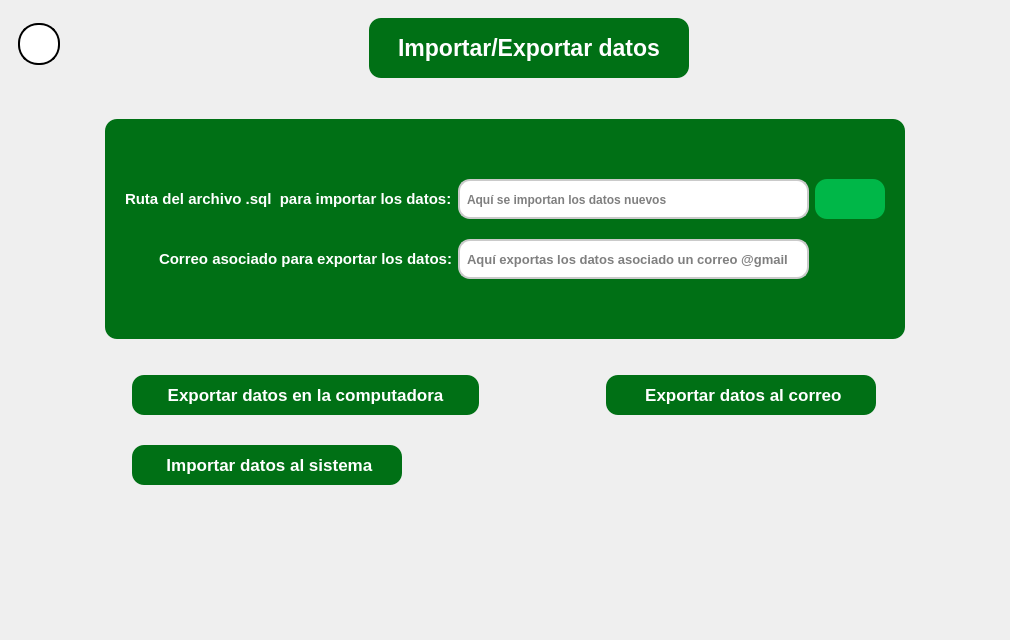
Above: recursos_graficos_y_logicos/elementos_graficos_ui/pantalla_admin_crear_respaldo.ui from Enmanuel-86/TELA-APP before the change. Below: the same form after it.
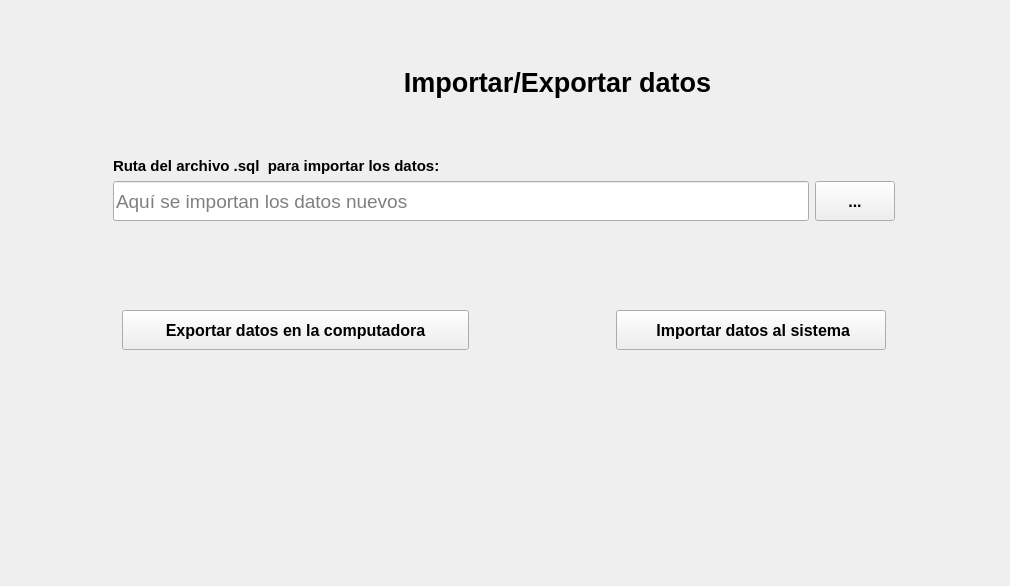
That is the form after the change. Icons and pictures are not drawn.

Commit message: Pantallas preparadas para tomar el estilo segun la hoja seleecionada

Patch:
```diff
--- a/recursos_graficos_y_logicos/elementos_graficos_ui/pantalla_admin_crear_respaldo.ui
+++ b/recursos_graficos_y_logicos/elementos_graficos_ui/pantalla_admin_crear_respaldo.ui
@@ -7,12 +7,15 @@
     <x>0</x>
     <y>0</y>
     <width>1010</width>
-    <height>640</height>
+    <height>586</height>
    </rect>
   </property>
   <property name="windowTitle">
    <string>Form</string>
   </property>
+  <property name="styleSheet">
+   <string notr="true"/>
+  </property>
   <layout class="QVBoxLayout" name="verticalLayout">
    <property name="spacing">
     <number>0</number>
@@ -43,7 +46,7 @@
         <x>0</x>
         <y>0</y>
         <width>1010</width>
-        <height>640</height>
+        <height>586</height>
        </rect>
       </property>
       <layout class="QVBoxLayout" name="verticalLayout_2">
@@ -65,12 +68,7 @@
        <item>
         <widget class="QFrame" name="espacio_principal">
          <property name="styleSheet">
-          <string notr="true">
-    background: qlineargradient(
-        x1:0, y1:0, x2:1, y2:1,
-        stop:0 #3fea87, stop:1 #00770e)
-   
-</string>
+          <string notr="true"/>
          </property>
          <property name="frameShape">
           <enum>QFrame::NoFrame</enum>
@@ -78,75 +76,94 @@
          <property name="frameShadow">
           <enum>QFrame::Raised</enum>
          </property>
-         <layout class="QVBoxLayout" name="verticalLayout_4">
-          <property name="spacing">
-           <number>40</number>
-          </property>
-          <item>
-           <widget class="QFrame" name="espacio_superior">
-            <property name="maximumSize">
-             <size>
-              <width>16777215</width>
-              <height>70</height>
-             </size>
-            </property>
-            <property name="styleSheet">
-             <string notr="true">background:transparent;</string>
+         <property name="tipo" stdset="0">
+          <string>espacio_principal</string>
             </property>
             <layout class="QHBoxLayout" name="horizontalLayout">
-             <item alignment="Qt::AlignLeft">
-              <widget class="QPushButton" name="boton_de_regreso">
-               <property name="sizePolicy">
-                <sizepolicy hsizetype="Minimum" vsizetype="Fixed">
-                 <horstretch>0</horstretch>
-                 <verstretch>0</verstretch>
-                </sizepolicy>
-               </property>
+          <item alignment="Qt::AlignHCenter|Qt::AlignTop">
+           <widget class="QFrame" name="espacio_superior">
                <property name="minimumSize">
                 <size>
-                 <width>42</width>
-                 <height>42</height>
+              <width>819</width>
+              <height>370</height>
                 </size>
                </property>
                <property name="maximumSize">
                 <size>
-                 <width>42</width>
-                 <height>42</height>
-                </size>
-               </property>
-               <property name="cursor">
-                <cursorShape>PointingHandCursor</cursorShape>
-               </property>
+              <width>819</width>
+              <height>370</height>
+             </size>
+            </property>
+            <property name="styleSheet">
+             <string notr="true"/>
+            </property>
+            <layout class="QVBoxLayout" name="verticalLayout_4">
+             <property name="spacing">
+              <number>0</number>
+             </property>
+             <item>
+              <widget class="QFrame" name="frame">
+               <property name="minimumSize">
+                <size>
+                 <width>795</width>
+                 <height>130</height>
+                </size>
+               </property>
+               <property name="maximumSize">
+                <size>
+                 <width>800</width>
+                 <height>130</height>
+                </size>
+               </property>
                <property name="styleSheet">
-                <string notr="true">QPushButton{
-
-	background-color: rgb(255, 255, 255);
-	border-radius: 20px ;
-	border:2px solid;
-
-}
-
-QPushButton:hover{
-
-	background-color: rgb(199, 199, 199)
+                <string notr="true">QFrame{
+	border-bottom-left-radius:0px;
+	border-bottom-right-radius:0px
 }</string>
                </property>
+               <property name="tipo" stdset="0">
+                <string>espacio_titulo_form</string>
+               </property>
+               <layout class="QHBoxLayout" name="horizontalLayout_3">
+                <item>
+                 <spacer name="horizontalSpacer_2">
+                  <property name="orientation">
+                   <enum>Qt::Horizontal</enum>
+                  </property>
+                  <property name="sizeHint" stdset="0">
+                   <size>
+                    <width>40</width>
+                    <height>20</height>
+                   </size>
+                  </property>
+                 </spacer>
+                </item>
+                <item>
+                 <widget class="QLabel" name="label">
+                  <property name="minimumSize">
+                   <size>
+                    <width>101</width>
+                    <height>91</height>
+                   </size>
+                  </property>
+                  <property name="maximumSize">
+                   <size>
+                    <width>101</width>
+                    <height>91</height>
+                   </size>
+                  </property>
                <property name="text">
                 <string/>
                </property>
-               <property name="icon">
-                <iconset>
-                 <normaloff>../recursos_de_imagenes/iconos_de_interfaz/flecha_izquierda_2.png</normaloff>../recursos_de_imagenes/iconos_de_interfaz/flecha_izquierda_2.png</iconset>
-               </property>
-               <property name="iconSize">
-                <size>
-                 <width>30</width>
-                 <height>30</height>
-                </size>
+                  <property name="pixmap">
+                   <pixmap resource="../recursos_de_imagenes/recursos_de_imagenes_tela_app.qrc">:/iconos/iconos_de_interfaz/copia-de-seguridad-de-archivos.png</pixmap>
+                  </property>
+                  <property name="scaledContents">
+                   <bool>true</bool>
                </property>
               </widget>
              </item>
-             <item alignment="Qt::AlignHCenter">
+                <item>
               <widget class="QLabel" name="label_crear_respaldo">
                <property name="sizePolicy">
                 <sizepolicy hsizetype="Preferred" vsizetype="Preferred">
@@ -156,32 +173,29 @@
                </property>
                <property name="minimumSize">
                 <size>
-                 <width>320</width>
-                 <height>60</height>
+                    <width>351</width>
+                    <height>51</height>
                 </size>
                </property>
                <property name="maximumSize">
                 <size>
-                 <width>320</width>
-                 <height>60</height>
+                    <width>351</width>
+                    <height>51</height>
                 </size>
                </property>
                <property name="font">
                 <font>
-                 <family>Arial</family>
-                 <pointsize>17</pointsize>
+                    <family>Segoe UI</family>
+                    <pointsize>20</pointsize>
                  <weight>75</weight>
+                    <italic>false</italic>
                  <bold>true</bold>
                  <kerning>true</kerning>
                 </font>
                </property>
                <property name="styleSheet">
                 <string notr="true">QLabel{
-	
-	background-color: rgb(0, 112, 21);
-	color: rgb(255, 255, 255);
-	border-radius:12px;
-
+	font-size:20pt;
 }</string>
                </property>
                <property name="text">
@@ -190,51 +204,28 @@
                <property name="alignment">
                 <set>Qt::AlignCenter</set>
                </property>
-              </widget>
-             </item>
+                  <property name="tipo" stdset="0">
+                   <string>titulo_form</string>
+                  </property>
+                 </widget>
+                </item>
+                <item>
+                 <spacer name="horizontalSpacer_3">
+                  <property name="orientation">
+                   <enum>Qt::Horizontal</enum>
+                  </property>
+                  <property name="sizeHint" stdset="0">
+                   <size>
+                    <width>40</width>
+                    <height>20</height>
+                   </size>
+                  </property>
+                 </spacer>
+                </item>
             </layout>
            </widget>
           </item>
-          <item alignment="Qt::AlignHCenter">
-           <widget class="QFrame" name="espacio_central">
-            <property name="minimumSize">
-             <size>
-              <width>0</width>
-              <height>0</height>
-             </size>
-            </property>
-            <property name="maximumSize">
-             <size>
-              <width>900</width>
-              <height>16777215</height>
-             </size>
-            </property>
-            <property name="styleSheet">
-             <string notr="true">background:transparent;</string>
-            </property>
-            <property name="frameShape">
-             <enum>QFrame::NoFrame</enum>
-            </property>
-            <property name="frameShadow">
-             <enum>QFrame::Raised</enum>
-            </property>
-            <layout class="QVBoxLayout" name="verticalLayout_5">
-             <property name="spacing">
-              <number>0</number>
-             </property>
-             <property name="leftMargin">
-              <number>0</number>
-             </property>
-             <property name="topMargin">
-              <number>0</number>
-             </property>
-             <property name="rightMargin">
-              <number>0</number>
-             </property>
-             <property name="bottomMargin">
-              <number>0</number>
-             </property>
-             <item alignment="Qt::AlignHCenter|Qt::AlignTop">
+             <item>
               <widget class="QFrame" name="espacio_requerimientos">
                <property name="minimumSize">
                 <size>
@@ -242,12 +233,16 @@
                  <height>220</height>
                 </size>
                </property>
+               <property name="maximumSize">
+                <size>
+                 <width>800</width>
+                 <height>220</height>
+                </size>
+               </property>
                <property name="styleSheet">
                 <string notr="true">QFrame{
-
-	background-color: rgb(0, 112, 21);
-	border-radius:12px;
-
+	border-top-left-radius:0px;
+	border-top-right-radius:0px
 }</string>
                </property>
                <property name="frameShape">
@@ -256,165 +251,66 @@
                <property name="frameShadow">
                 <enum>QFrame::Raised</enum>
                </property>
+               <property name="tipo" stdset="0">
+                <string>espacio_form</string>
+               </property>
                <layout class="QVBoxLayout" name="verticalLayout_3">
-                <property name="leftMargin">
-                 <number>20</number>
-                </property>
-                <property name="topMargin">
-                 <number>20</number>
-                </property>
-                <property name="rightMargin">
-                 <number>20</number>
-                </property>
-                <property name="bottomMargin">
-                 <number>20</number>
-                </property>
                 <item>
                  <layout class="QGridLayout" name="gridLayout">
-                  <property name="verticalSpacing">
-                   <number>20</number>
-                  </property>
-                  <item row="1" column="1">
-                   <widget class="QLineEdit" name="input_correo">
-                    <property name="minimumSize">
-                     <size>
-                      <width>0</width>
-                      <height>40</height>
-                     </size>
-                    </property>
-                    <property name="font">
-                     <font>
-                      <family>Arial</family>
-                      <pointsize>10</pointsize>
-                      <weight>75</weight>
-                      <bold>true</bold>
-                     </font>
-                    </property>
-                    <property name="styleSheet">
-                     <string notr="true">QLineEdit{
-	
-	background-color: rgb(255, 255, 255);
-	border-radius:12px;
-	padding-left: 5px;
- padding-right:5px;
-	padding-top:1px;
-
-	border: 2px solid rgb(202, 202, 202);
-	
-}
-
-QLineEdit:focus{
-
-	border: 2px solid rgb(17, 192, 255)
-
-
-
-}
-</string>
-                    </property>
-                    <property name="readOnly">
-                     <bool>false</bool>
-                    </property>
-                    <property name="placeholderText">
-                     <string>Aquí exportas los datos asociado un correo @gmail</string>
-                    </property>
-                   </widget>
-                  </item>
-                  <item row="0" column="1">
-                   <widget class="QLineEdit" name="label_importar_datos">
-                    <property name="minimumSize">
-                     <size>
-                      <width>0</width>
-                      <height>40</height>
-                     </size>
-                    </property>
-                    <property name="font">
-                     <font>
-                      <family>Arial</family>
-                      <pointsize>9</pointsize>
-                      <weight>75</weight>
-                      <italic>false</italic>
-                      <bold>true</bold>
-                     </font>
-                    </property>
-                    <property name="styleSheet">
-                     <string notr="true">QLineEdit{
-	
-	background-color: rgb(255, 255, 255);
-	border-radius:12px;
-	padding-left: 5px;
- padding-right:5px;
-	padding-top:1px;
-
-	border: 2px solid rgb(202, 202, 202);
-	
-}
-
-QLineEdit:focus{
-
-	border: 2px solid rgb(17, 192, 255)
-
-
-
-}
-</string>
-                    </property>
-                    <property name="text">
-                     <string/>
-                    </property>
-                    <property name="readOnly">
-                     <bool>true</bool>
-                    </property>
-                    <property name="placeholderText">
-                     <string>Aquí se importan los datos nuevos</string>
-                    </property>
-                   </widget>
-                  </item>
-                  <item row="0" column="0" alignment="Qt::AlignRight">
+                  <item row="0" column="0">
                    <widget class="QLabel" name="label_titulo_importar">
                     <property name="font">
                      <font>
-                      <family>Arial</family>
+                      <family>Segoe UI</family>
                       <pointsize>11</pointsize>
                       <weight>75</weight>
+                      <italic>false</italic>
                       <bold>true</bold>
                      </font>
                     </property>
                     <property name="styleSheet">
-                     <string notr="true">QLabel{
-
-		color: rgb(255, 255, 255);
-
-}</string>
+                     <string notr="true"/>
                     </property>
                     <property name="text">
                      <string>Ruta del archivo .sql  para importar los datos:</string>
                     </property>
+                    <property name="tipo" stdset="0">
+                     <string>titulo_qlineedit</string>
+                    </property>
                    </widget>
                   </item>
-                  <item row="1" column="0" alignment="Qt::AlignRight">
-                   <widget class="QLabel" name="label_correo_asociado">
+                  <item row="1" column="0">
+                   <widget class="QLineEdit" name="label_importar_datos">
+                    <property name="minimumSize">
+                     <size>
+                      <width>0</width>
+                      <height>40</height>
+                     </size>
+                    </property>
                     <property name="font">
                      <font>
-                      <family>Arial</family>
-                      <pointsize>11</pointsize>
-                      <weight>75</weight>
-                      <bold>true</bold>
+                      <family>Segoe UI</family>
+                      <pointsize>14</pointsize>
+                      <weight>50</weight>
+                      <italic>false</italic>
+                      <bold>false</bold>
                      </font>
                     </property>
                     <property name="styleSheet">
-                     <string notr="true">QLabel{
-
-		color: rgb(255, 255, 255);
-
-}</string>
+                     <string notr="true"/>
                     </property>
                     <property name="text">
-                     <string>Correo asociado para exportar los datos:</string>
+                     <string/>
+                    </property>
+                    <property name="readOnly">
+                     <bool>true</bool>
+                    </property>
+                    <property name="placeholderText">
+                     <string>Aquí se importan los datos nuevos</string>
                     </property>
                    </widget>
                   </item>
-                  <item row="0" column="2">
+                  <item row="1" column="1">
                    <widget class="QPushButton" name="boton_ruta_importar">
                     <property name="minimumSize">
                      <size>
@@ -424,8 +320,8 @@
                     </property>
                     <property name="font">
                      <font>
-                      <family>Arial</family>
-                      <pointsize>10</pointsize>
+                      <family>Segoe UI</family>
+                      <pointsize>12</pointsize>
                       <weight>75</weight>
                       <italic>false</italic>
                       <bold>true</bold>
@@ -434,29 +330,14 @@
                     <property name="cursor">
                      <cursorShape>PointingHandCursor</cursorShape>
                     </property>
+                    <property name="toolTip">
+                     <string>Haga click aqui para seleccionar en donde esta el archivo .sql para importar los datos</string>
+                    </property>
                     <property name="styleSheet">
-                     <string notr="true">QPushButton{
-
-	background-color: rgb(0, 183, 72);
-	
-	color: rgb(255, 255, 255);
-	border-radius:12px;
-
-}
-
-QPushButton:hover{
-
-	
-	background-color: rgb(0, 56, 10);
-
-}</string>
+                     <string notr="true"/>
                     </property>
                     <property name="text">
-                     <string/>
-                    </property>
-                    <property name="icon">
-                     <iconset>
-                      <normaloff>../recursos_de_imagenes/iconos_de_interfaz/base_de_datos.png</normaloff>../recursos_de_imagenes/iconos_de_interfaz/base_de_datos.png</iconset>
+                     <string>...</string>
                     </property>
                     <property name="iconSize">
                      <size>
@@ -468,37 +349,26 @@
                   </item>
                  </layout>
                 </item>
-               </layout>
-              </widget>
-             </item>
-             <item alignment="Qt::AlignTop">
+                <item>
+                 <spacer name="verticalSpacer">
+                  <property name="orientation">
+                   <enum>Qt::Vertical</enum>
+                  </property>
+                  <property name="sizeHint" stdset="0">
+                   <size>
+                    <width>20</width>
+                    <height>40</height>
+                   </size>
+                  </property>
+                 </spacer>
+                </item>
+                <item>
               <widget class="QFrame" name="espacio_boton_opciones">
                <property name="styleSheet">
-                <string notr="true">background:transparent;</string>
-               </property>
-               <layout class="QGridLayout" name="gridLayout_2" rowstretch="0,0" columnstretch="0,0" rowminimumheight="0,0" columnminimumwidth="0,0">
-                <property name="sizeConstraint">
-                 <enum>QLayout::SetDefaultConstraint</enum>
-                </property>
-                <property name="leftMargin">
-                 <number>0</number>
-                </property>
-                <property name="topMargin">
-                 <number>0</number>
-                </property>
-                <property name="rightMargin">
-                 <number>0</number>
-                </property>
-                <property name="bottomMargin">
-                 <number>0</number>
-                </property>
-                <property name="horizontalSpacing">
-                 <number>100</number>
-                </property>
-                <property name="verticalSpacing">
-                 <number>30</number>
-                </property>
-                <item row="0" column="0">
+                   <string notr="true"/>
+                  </property>
+                  <layout class="QHBoxLayout" name="horizontalLayout_2">
+                   <item>
                  <widget class="QPushButton" name="boton_exportar">
                   <property name="minimumSize">
                    <size>
@@ -514,9 +384,10 @@
                   </property>
                   <property name="font">
                    <font>
-                    <family>Arial</family>
-                    <pointsize>13</pointsize>
+                       <family>Segoe UI</family>
+                       <pointsize>12</pointsize>
                     <weight>75</weight>
+                       <italic>false</italic>
                     <bold>true</bold>
                    </font>
                   </property>
@@ -524,93 +395,36 @@
                    <cursorShape>PointingHandCursor</cursorShape>
                   </property>
                   <property name="styleSheet">
-                   <string notr="true">QPushButton{
-
-	background-color: rgb(0, 112, 21);
-		color: rgb(255, 255, 255);
-	border-radius:12px;
-
-}
-
-QPushButton:hover{
-
-	
-	background-color: rgb(0, 56, 10);
-
-}</string>
+                      <string notr="true"/>
                   </property>
                   <property name="text">
                    <string> Exportar datos en la computadora </string>
                   </property>
-                  <property name="icon">
-                   <iconset>
-                    <normaloff>../recursos_de_imagenes/iconos_de_interfaz/exportar.png</normaloff>../recursos_de_imagenes/iconos_de_interfaz/exportar.png</iconset>
-                  </property>
                   <property name="iconSize">
                    <size>
-                    <width>20</width>
-                    <height>20</height>
-                   </size>
-                  </property>
-                 </widget>
-                </item>
-                <item row="0" column="1">
-                 <widget class="QPushButton" name="boton_respaldo_correo">
-                  <property name="minimumSize">
-                   <size>
-                    <width>270</width>
-                    <height>40</height>
-                   </size>
-                  </property>
-                  <property name="maximumSize">
+                       <width>28</width>
+                       <height>28</height>
+                      </size>
+                     </property>
+                     <property name="tipo" stdset="0">
+                      <string>boton_exportar</string>
+                     </property>
+                    </widget>
+                   </item>
+                   <item>
+                    <spacer name="horizontalSpacer">
+                     <property name="orientation">
+                      <enum>Qt::Horizontal</enum>
+                     </property>
+                     <property name="sizeHint" stdset="0">
                    <size>
-                    <width>250</width>
-                    <height>16777215</height>
-                   </size>
-                  </property>
-                  <property name="font">
-                   <font>
-                    <family>Arial</family>
-                    <pointsize>13</pointsize>
-                    <weight>75</weight>
-                    <bold>true</bold>
-                   </font>
-                  </property>
-                  <property name="cursor">
-                   <cursorShape>PointingHandCursor</cursorShape>
-                  </property>
-                  <property name="styleSheet">
-                   <string notr="true">QPushButton{
-
-	background-color: rgb(0, 112, 21);
-		color: rgb(255, 255, 255);
-	border-radius:12px;
-
-}
-
-QPushButton:hover{
-
-	
-	background-color: rgb(0, 56, 10);
-
-}</string>
-                  </property>
-                  <property name="text">
-                   <string> Exportar datos al correo</string>
-                  </property>
-                  <property name="icon">
-                   <iconset>
-                    <normaloff>../recursos_de_imagenes/iconos_de_interfaz/mail.png</normaloff>../recursos_de_imagenes/iconos_de_interfaz/mail.png</iconset>
-                  </property>
-                  <property name="iconSize">
-                   <size>
-                    <width>20</width>
+                       <width>40</width>
                     <height>20</height>
                    </size>
                   </property>
-                 </widget>
-                </item>
-                <item row="1" column="0">
+                    </spacer>
+                   </item>
+                   <item>
                  <widget class="QPushButton" name="boton_importar">
                   <property name="minimumSize">
                    <size>
@@ -626,9 +440,10 @@
                   </property>
                   <property name="font">
                    <font>
-                    <family>Arial</family>
-                    <pointsize>13</pointsize>
+                       <family>Segoe UI</family>
+                       <pointsize>12</pointsize>
                     <weight>75</weight>
+                       <italic>false</italic>
                     <bold>true</bold>
                    </font>
                   </property>
@@ -636,34 +451,20 @@
                    <cursorShape>PointingHandCursor</cursorShape>
                   </property>
                   <property name="styleSheet">
-                   <string notr="true">QPushButton{
-
-	background-color: rgb(0, 112, 21);
-		color: rgb(255, 255, 255);
-	border-radius:12px;
-
-}
-
-QPushButton:hover{
-
-	
-	background-color: rgb(0, 56, 10);
-
-}</string>
+                      <string notr="true"/>
                   </property>
                   <property name="text">
                    <string> Importar datos al sistema</string>
                   </property>
-                  <property name="icon">
-                   <iconset>
-                    <normaloff>../recursos_de_imagenes/iconos_de_interfaz/importar.png</normaloff>../recursos_de_imagenes/iconos_de_interfaz/importar.png</iconset>
-                  </property>
                   <property name="iconSize">
                    <size>
-                    <width>20</width>
-                    <height>20</height>
-                   </size>
-                  </property>
+                       <width>28</width>
+                       <height>28</height>
+                      </size>
+                     </property>
+                     <property name="tipo" stdset="0">
+                      <string>boton_importar</string>
+                     </property>
                  </widget>
                 </item>
                </layout>
@@ -677,7 +478,10 @@
        </item>
       </layout>
      </widget>
-    </widget>
+       </item>
+      </layout>
+     </widget>
+    </widget>
    </item>
   </layout>
  </widget>
```
Left out of the diff: 4 changed lines with no effect on the pictures. Lines whose indentation alone changed are shown as unchanged. The commit also changes 13 other files.
